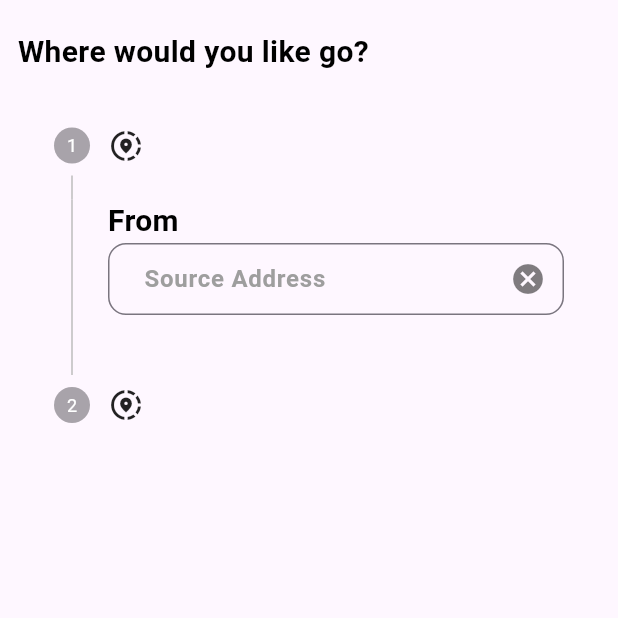
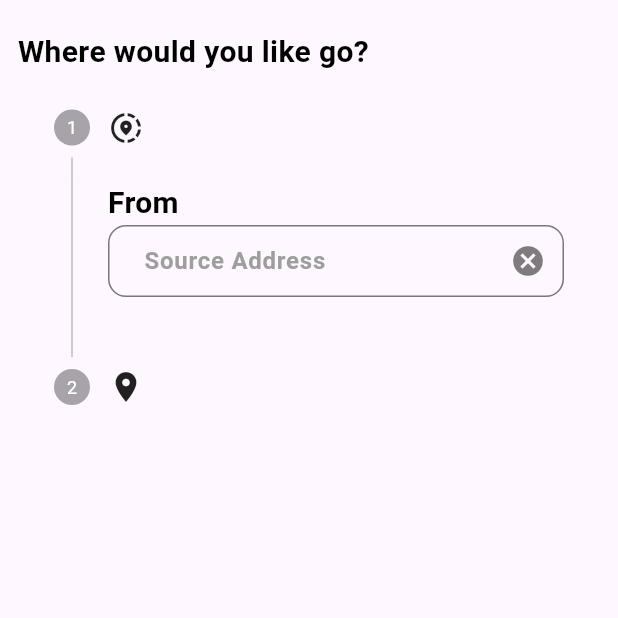
Before and after one commit to NehalShinde03/smart_city_traveller, a Flutter app: the SearchUi screen opened by its route, on a phone screen of 412 x 824 dp, the top half of it. Run offline on Flutter 3.47's test engine with Material 3 defaults, Android fonts, the phone set to English and light mode, and no system bars; our stand-ins replace cloud_firestore, equatable, firebase_auth, firebase_core, flutter_bloc, gap and 8 more; accounts and stored records are empty; generated files the repository leaves out were written again.

Commit message:
smart city traveller

```diff
--- a/lib/ui/search/search_ui.dart
+++ b/lib/ui/search/search_ui.dart
@@ -63,7 +63,7 @@ class _SearchUiState extends State<SearchUi> {
                   fontWeight: FontWeight.bold,
                   fontSize: Spacing.large,
                 ),
-                const Gap(Spacing.medium),
+
 
                 Stepper(
                   margin: const EdgeInsetsDirectional.only(
@@ -84,6 +84,7 @@ class _SearchUiState extends State<SearchUi> {
                       title: const Icon(Icons.share_location),
                       content: Column(
                         crossAxisAlignment: CrossAxisAlignment.start,
+                        mainAxisSize: MainAxisSize.min,
                         children: [
                           const CommonText(
                             text: "From",
@@ -101,9 +102,10 @@ class _SearchUiState extends State<SearchUi> {
                       ),
                     ),
                     Step(
-                      title: const Icon(Icons.share_location),
+                      title: const Icon(Icons.location_on_sharp),
                       content: Column(
                         crossAxisAlignment: CrossAxisAlignment.start,
+                        mainAxisSize: MainAxisSize.min,
                         children: [
                           const CommonText(
                             text: "To",
@@ -113,7 +115,7 @@ class _SearchUiState extends State<SearchUi> {
                           CommonTextField(
                             controller: state.destinationAddressController, // Use a different controller
                             hintText: "Destination Address",
-                            prefixIcon: Icons.my_location_rounded,
+                            prefixIcon: Icons.location_on_sharp,
                             suffixIcon: Icons.cancel,
                             suffixIconOnTap: () => state.destinationAddressController.clear(),
                           ),
```
